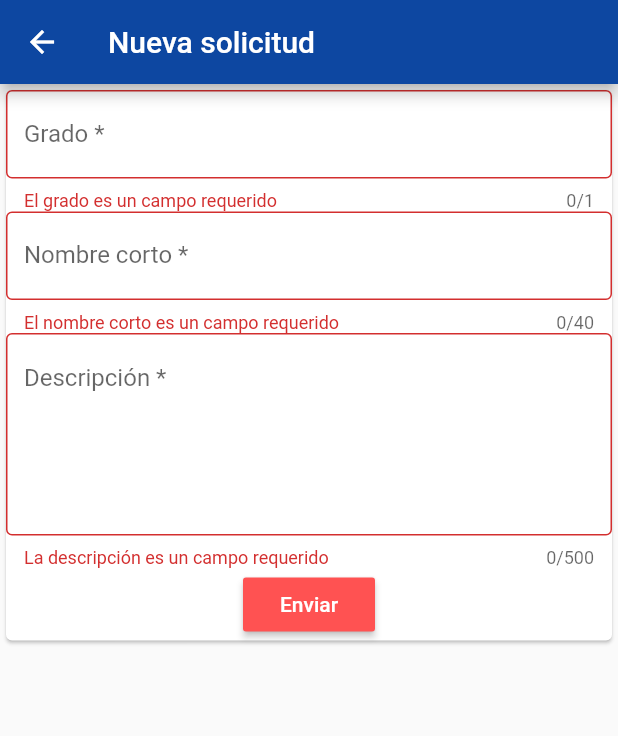
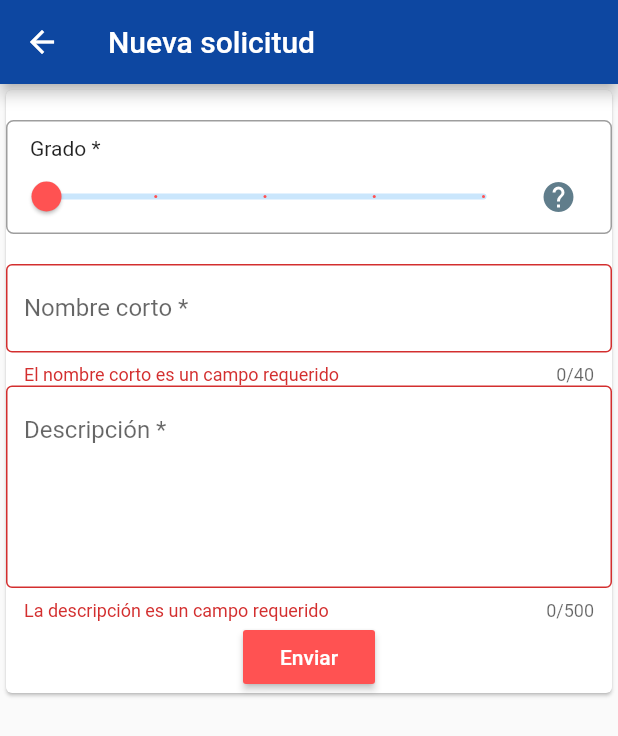
Before and after one commit to begandroide/sars-help, a Flutter app: the CreateRequestPage screen opened directly, after a tap on "Enviar", on a phone screen of 412 x 824 dp. Shown: the top 736 px of the screen. Run offline on Flutter 3.47's test engine with Material 2 defaults, Android fonts, the phone set to English and light mode, and no system bars; our stand-ins replace cloud_firestore, firebase_auth, google_maps_flutter; missing offline and left inert: age, geolocation, location_permissions; accounts and stored records are empty.

Commit message:
Mejoras en pagina de creación de petición

```diff
--- a/sarshelp/lib/screens/create_request.dart
+++ b/sarshelp/lib/screens/create_request.dart
@@ -34,7 +34,7 @@ class _CreateRequestPageState extends State<CreateRequestPage> {
     }
   });
   final _formKey = GlobalKey<FormState>();
-  String _grade;
+  double _grade = 1.0;
   String _shortName;
   String _description;
 
@@ -55,24 +55,48 @@ class _CreateRequestPageState extends State<CreateRequestPage> {
           child: Card(
             child: Column(
               children:<Widget>[
-                TextFormField(
-                  keyboardType: TextInputType.number,
-                  maxLength: 1,
-                  onSaved: (value) => _grade = value,
-                  validator: (value) {
-                    if (value.isEmpty) {
-                      return 'El grado es un campo requerido';
-                    }
-                    return null;
-                  },
-                  decoration: InputDecoration(
-                    border: OutlineInputBorder(),
-                    labelText: 'Grado *'
-                  ),
-                  inputFormatters: <TextInputFormatter>[
-                      WhitelistingTextInputFormatter.digitsOnly
-                  ], // Only numbers can be entered
-                ),
+                FormField(
+                  builder: (FormFieldState state) {
+                    return
+                      Container(
+                        decoration: BoxDecoration(border: Border.all(color: Colors.grey), borderRadius: BorderRadius.circular(5)),
+                        margin: EdgeInsets.only(top:20.0, bottom: 20.0),
+                        child:
+                          Column(
+                            crossAxisAlignment: CrossAxisAlignment.start,
+                            mainAxisAlignment: MainAxisAlignment.start,
+                            children: <Widget>[
+                              Container(
+                                margin: EdgeInsets.only(left: 15, top: 10),
+                                child: Text('Grado *', style: TextStyle(fontWeight: FontWeight.w400),),
+                              ),
+                              Row(
+                                children: <Widget>[
+                                  Container(
+                                    width: MediaQuery.of(context).size.width - MediaQuery.of(context).size.width/6,
+                                    child:
+                                      Slider(
+                                        min: 1.0,
+                                        max: 5.0,
+                                        divisions: 4,
+                                        label: _grade.round().toString(),
+                                        activeColor: Colors.redAccent,
+                                        value: _grade,
+                                        onChanged: (value) => {
+                                          setState(() => {
+                                            _grade = value,
+                                          })
+                                        }
+                                      ),
+                                  ),
+                                  IconButton(
+                                    icon: Icon(Icons.help),
+                                    onPressed: () => {},
+                                    color: Colors.blueGrey
+                                  ),
+                                ],
+                              ),]));
+                  }),
                 TextFormField(
                   maxLength: 40,
                   onSaved: (value) => _shortName = value,
@@ -135,7 +159,7 @@ class _CreateRequestPageState extends State<CreateRequestPage> {
               ]
             )
           )
-        ),
+        )
       )
     );
   }
```
